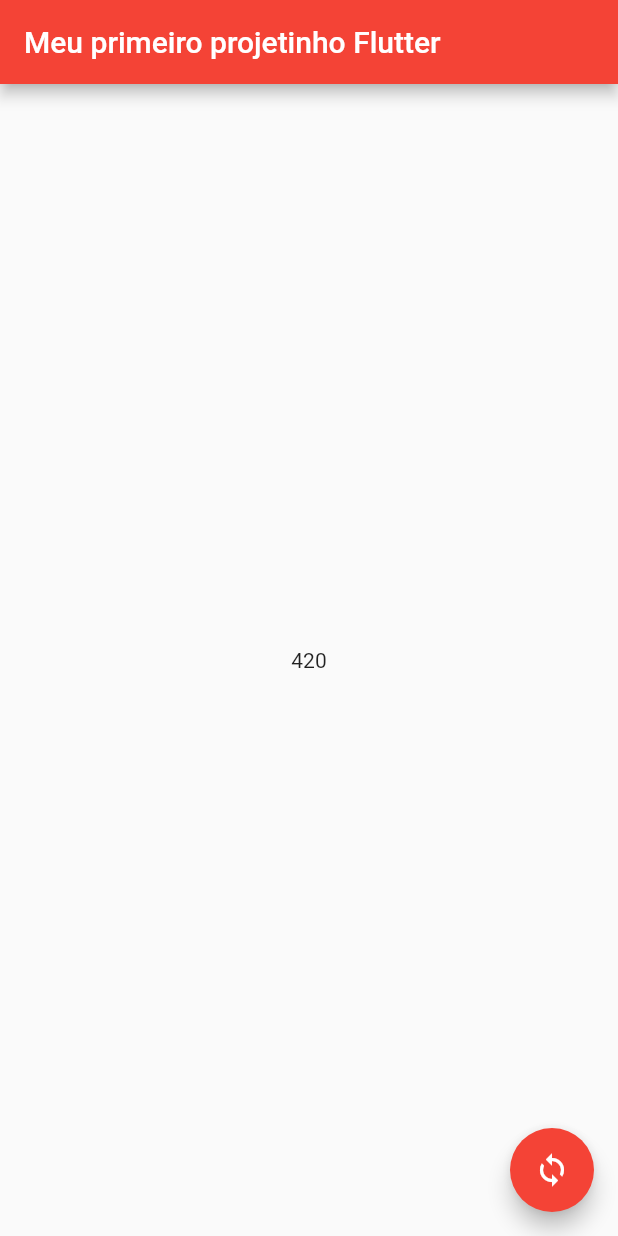
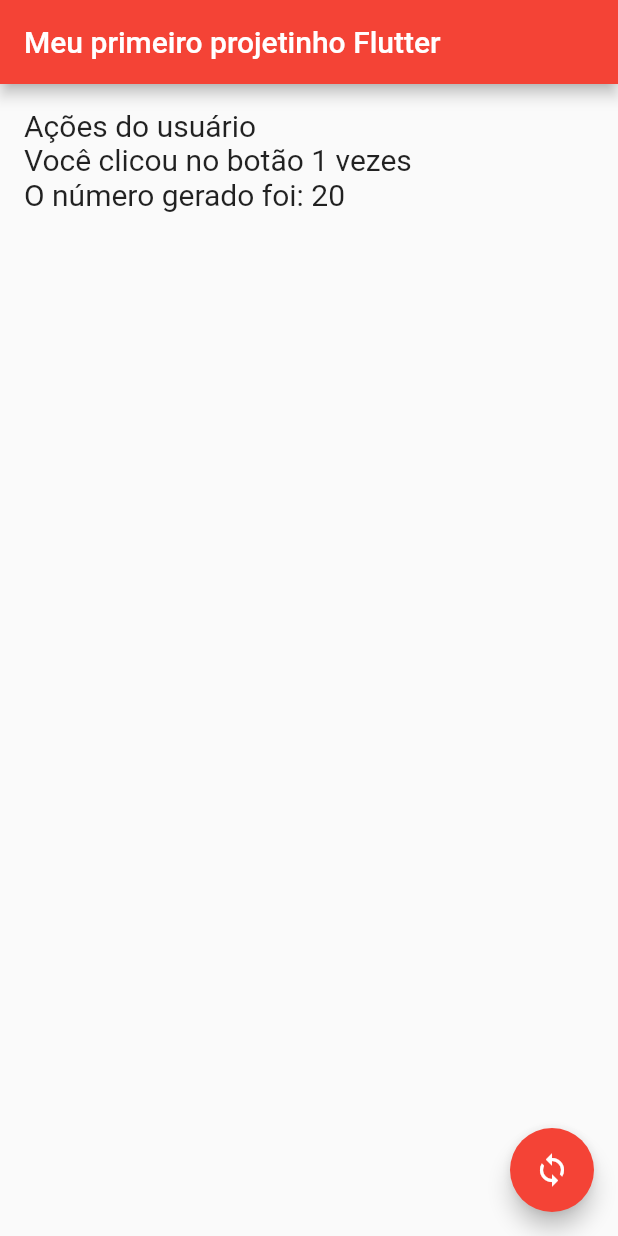
Before and after one commit to AdryanneKelly/trilha_app, a Flutter app: the screen it shows after launch, after a tap on the "sync" icon, on a phone screen of 412 x 824 dp. Run offline on Flutter 3.47's test engine with Material 2 defaults, Android fonts, the phone set to English and light mode, and no system bars; our stand-ins replace google_fonts; Roboto replaces fonts that are missing (Acme).

Commit message:
learning components

```diff
--- a/lib/main.dart
+++ b/lib/main.dart
@@ -1,51 +1,6 @@
-import 'dart:math';
-
 import 'package:flutter/material.dart';
+import 'package:trilhaapp/my_app.dart';
 
 void main() {
   runApp(const MyApp());
 }
-
-class MyApp extends StatelessWidget {
-  const MyApp({super.key});
-
-  @override
-  Widget build(BuildContext context) {
-    return MaterialApp(
-      debugShowCheckedModeBanner: false,
-      theme: ThemeData(primarySwatch: Colors.red),
-      home: const HomePage(),
-    );
-  }
-}
-
-class HomePage extends StatefulWidget {
-  const HomePage({super.key});
-
-  @override
-  State<HomePage> createState() => _HomePageState();
-}
-
-class _HomePageState extends State<HomePage> {
-  var numeroGerado = 0;
-  void _gerarNumeroAleatorio() {
-    Random numeroAleatorio = Random();
-    setState(() {
-      numeroGerado = numeroAleatorio.nextInt(1000);
-    });
-  }
-
-  @override
-  Widget build(BuildContext context) {
-    return Scaffold(
-      appBar: AppBar(
-        title: const Text("Meu primeiro projetinho Flutter"),
-      ),
-      body: Center(child: Text(numeroGerado.toString())),
-      floatingActionButton: FloatingActionButton(
-        onPressed: _gerarNumeroAleatorio,
-        child: const Icon(Icons.sync),
-      ),
-    );
-  }
-}
--- /dev/null
+++ b/lib/pages/home_page.dart
@@ -0,0 +1,53 @@
+import 'package:flutter/material.dart';
+import 'package:google_fonts/google_fonts.dart';
+import 'package:trilhaapp/services/gerar_numero_aleatorio_service.dart';
+
+class HomePage extends StatefulWidget {
+  const HomePage({super.key});
+
+  @override
+  State<HomePage> createState() => _HomePageState();
+}
+
+class _HomePageState extends State<HomePage> {
+  var numeroGerado = 0;
+  var quantidadeDeCliques = 0;
+
+  @override
+  Widget build(BuildContext context) {
+    return Scaffold(
+      appBar: AppBar(
+        title: const Text(
+          "Meu primeiro projetinho Flutter",
+          // style: GoogleFonts.pacifico()
+        ),
+      ),
+      body: Container(
+        // color: Colors.amber,
+        width: double.infinity,
+        margin: const EdgeInsets.symmetric(horizontal: 16, vertical: 16),
+        child: Column(
+          mainAxisAlignment: MainAxisAlignment.start,
+          crossAxisAlignment: CrossAxisAlignment.start,
+          children: [
+            Text("Ações do usuário", style: GoogleFonts.acme(fontSize: 20)),
+            Text("Você clicou no botão $quantidadeDeCliques vezes",
+                style: GoogleFonts.acme(fontSize: 20)),
+            Text("O número gerado foi: $numeroGerado",
+                style: GoogleFonts.acme(fontSize: 20)),
+          ],
+        ),
+      ),
+      floatingActionButton: FloatingActionButton(
+        onPressed: () {
+          setState(() {
+            quantidadeDeCliques++;
+            numeroGerado =
+                GerarNumeroAleatorioService.gerarNumeroAleatorio(100);
+          });
+        },
+        child: const Icon(Icons.sync),
+      ),
+    );
+  }
+}
--- /dev/null
+++ b/lib/services/gerar_numero_aleatorio_service.dart
@@ -0,0 +1,8 @@
+import 'dart:math';
+
+class GerarNumeroAleatorioService {
+  static int gerarNumeroAleatorio(int numeroMaximo) {
+    Random numeroAleatorio = Random();
+    return numeroAleatorio.nextInt(numeroMaximo);
+  }
+}
```
Also changed, not shown: pubspec.lock, 2 other files.
